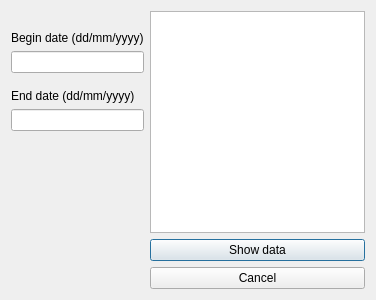
Qt form project_group_anyone/timewindow.ui (AchillesSium/Softwre-Design-Project) before a commit.
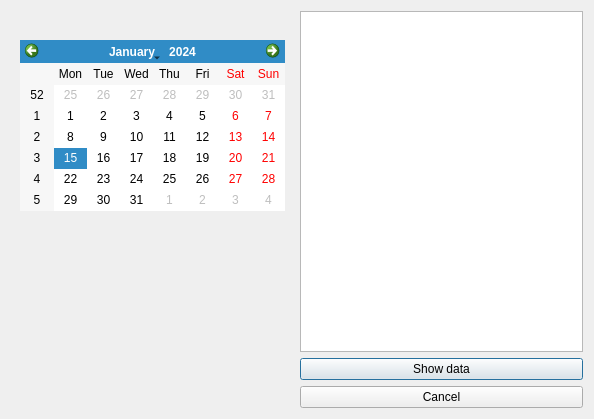
The same form after that commit. The open tabs and pages were chosen to show the change.

Commit message: Fixed the bug that crashed the program before and removed unecessary code.

```diff
--- a/project_group_anyone/timewindow.ui
+++ b/project_group_anyone/timewindow.ui
@@ -6,8 +6,8 @@
    <rect>
     <x>0</x>
     <y>0</y>
-    <width>376</width>
-    <height>300</height>
+    <width>594</width>
+    <height>419</height>
    </rect>
   </property>
   <property name="windowTitle">
@@ -33,6 +33,13 @@
       </spacer>
      </item>
      <item>
+      <widget class="QStackedWidget" name="stackedWidget">
+       <property name="currentIndex">
+        <number>0</number>
+       </property>
+       <widget class="QWidget" name="page">
+        <layout class="QVBoxLayout" name="verticalLayout_3">
+         <item>
       <widget class="QLabel" name="beginLabel">
        <property name="text">
         <string>Begin date (dd/mm/yyyy)</string>
@@ -67,6 +74,17 @@
      </item>
      <item>
       <widget class="QLineEdit" name="endEdit"/>
+         </item>
+        </layout>
+       </widget>
+       <widget class="QWidget" name="page_2">
+        <layout class="QGridLayout" name="gridLayout">
+         <item row="0" column="0">
+          <widget class="QCalendarWidget" name="calendarWidget"/>
+         </item>
+        </layout>
+       </widget>
+      </widget>
      </item>
      <item>
       <spacer name="verticalSpacer_2">
```
Lines whose indentation alone changed are shown as unchanged. The commit also changes 2 other files.
